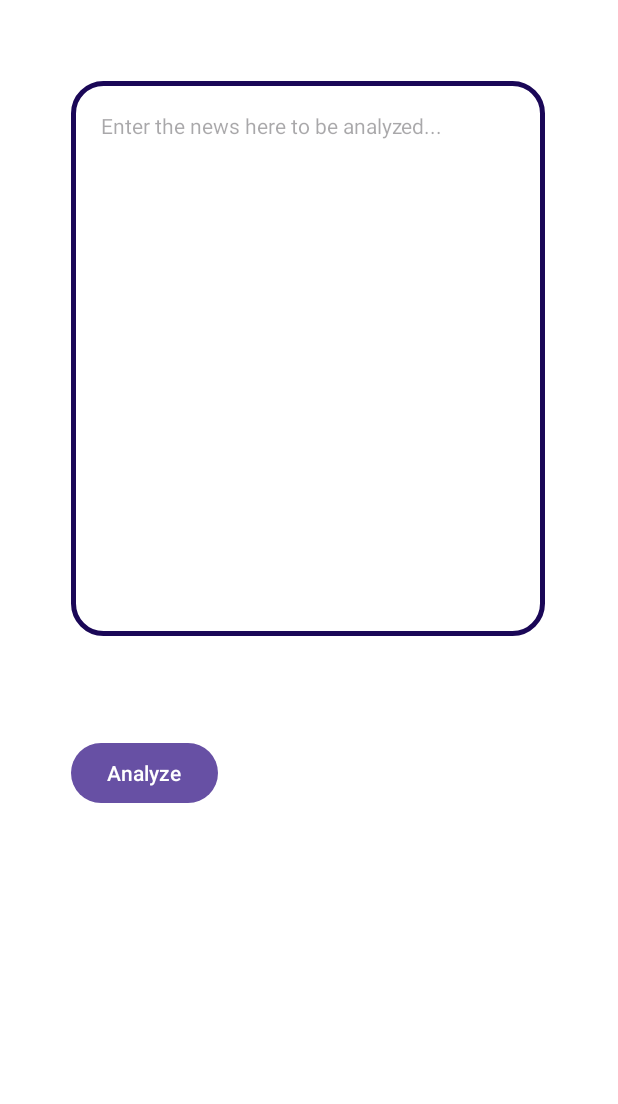
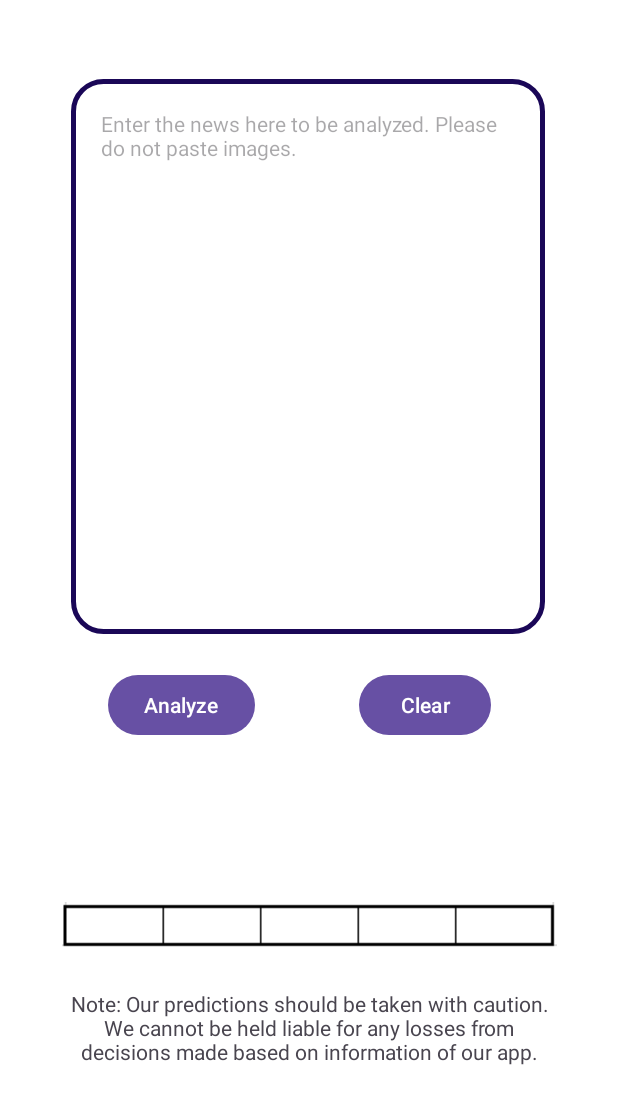
Before and after one commit to fdurmaz1/StockWise, an Android app: the layout fragment_news.xml on its own in the app's theme, with its tools: preview values and no code run, on a phone screen of 412 x 824 dp. Shown: the top 1104 px of the screen. Run offline under Robolectric (Android 15) with nearby library versions, the phone set to English and light mode, and no system bars; Roboto replaces fonts that are not available here.

Commit message:
Error branch

```diff
--- a/app/src/main/res/layout/fragment_news.xml
+++ b/app/src/main/res/layout/fragment_news.xml
@@ -8,6 +8,17 @@
     android:background="@color/white"
     tools:context=".NewsFragment">
 
+    <Button
+        android:id="@+id/btnAnalyze"
+        android:layout_width="wrap_content"
+        android:layout_height="wrap_content"
+        android:text="Analyze"
+        app:layout_constraintBottom_toBottomOf="parent"
+        app:layout_constraintEnd_toEndOf="parent"
+        app:layout_constraintHorizontal_bias="0.23"
+        app:layout_constraintStart_toStartOf="parent"
+        app:layout_constraintTop_toBottomOf="@+id/editTextInput"
+        app:layout_constraintVertical_bias="0.066" />
 
     <EditText
         android:id="@+id/editTextInput"
@@ -16,37 +27,78 @@
         android:layout_height="370dp"
         android:background="@drawable/rounded_search_view"
         android:ems="10"
-        android:hint="Enter the news here to be analyzed..."
-        android:queryHint="Enter the news here to be analyzed..."
         android:gravity="top|start"
+        android:hint="Enter the news here to be analyzed. Please do not paste images. "
         android:iconifiedByDefault="false"
         android:inputType="textMultiLine"
+        android:paddingLeft="20dp"
+        android:paddingTop="20dp"
+        android:paddingRight="20dp"
+        android:paddingBottom="20dp"
         android:queryBackground="@null"
+        android:queryHint="Enter the news here to be analyzed..."
         android:scrollbars="vertical"
-        android:paddingLeft="20dp"
-        android:paddingRight="20dp"
-        android:paddingTop="20dp"
-        android:paddingBottom="20dp"
 
         app:layout_constraintBottom_toBottomOf="parent"
         app:layout_constraintEnd_toEndOf="parent"
         app:layout_constraintHorizontal_bias="0.494"
         app:layout_constraintStart_toStartOf="parent"
         app:layout_constraintTop_toTopOf="parent"
-        app:layout_constraintVertical_bias="0.119"
+        app:layout_constraintVertical_bias="0.116"
         tools:ignore="SpeakableTextPresentCheck" />
 
-    <Button
-        android:id="@+id/btnAnalyze"
+    <TextView
+        android:id="@+id/txtSentimentMessage"
         android:layout_width="wrap_content"
         android:layout_height="wrap_content"
-        android:text="Analyze"
+        android:layout_marginBottom="96dp"
+        android:includeFontPadding="false"
+        android:textAlignment="center"
+        android:textSize="24sp"
+        android:textStyle="bold"
         app:layout_constraintBottom_toBottomOf="parent"
         app:layout_constraintEnd_toEndOf="parent"
-        app:layout_constraintHorizontal_bias="0.15"
+        app:layout_constraintHorizontal_bias="0.498"
         app:layout_constraintStart_toStartOf="parent"
         app:layout_constraintTop_toBottomOf="@+id/editTextInput"
-        app:layout_constraintVertical_bias="0.192" />
+        app:layout_constraintVertical_bias="0.446" />
+
+    <Button
+        android:id="@+id/btnClear"
+        android:layout_width="wrap_content"
+        android:layout_height="wrap_content"
+        android:layout_marginEnd="36dp"
+        android:text="Clear"
+        app:layout_constraintBottom_toBottomOf="parent"
+        app:layout_constraintEnd_toEndOf="parent"
+        app:layout_constraintHorizontal_bias="0.586"
+        app:layout_constraintStart_toEndOf="@+id/btnAnalyze"
+        app:layout_constraintTop_toBottomOf="@+id/editTextInput"
+        app:layout_constraintVertical_bias="0.066" />
+
+    <TextView
+        android:id="@+id/textView3"
+        android:layout_width="331dp"
+        android:layout_height="55dp"
+        android:text="Note: Our predictions should be taken with caution. We cannot be held liable for any losses from decisions made based on information of our app."
+        android:textAlignment="center"
+        app:layout_constraintBottom_toBottomOf="parent"
+        app:layout_constraintEnd_toEndOf="parent"
+        app:layout_constraintStart_toStartOf="parent"
+        app:layout_constraintTop_toBottomOf="@+id/imgSentimentBars"
+        app:layout_constraintVertical_bias="0.195" />
+
+    <ImageView
+        android:id="@+id/imgSentimentBars"
+        android:layout_width="wrap_content"
+        android:layout_height="wrap_content"
+        android:src="@drawable/emptybars"
+        app:layout_constraintBottom_toBottomOf="parent"
+        app:layout_constraintEnd_toEndOf="parent"
+        app:layout_constraintHorizontal_bias="0.506"
+        app:layout_constraintStart_toStartOf="parent"
+        app:layout_constraintTop_toBottomOf="@+id/txtSentimentMessage"
+        app:layout_constraintVertical_bias="0.121" />
 
 
 </androidx.constraintlayout.widget.ConstraintLayout>
--- a/build.gradle
+++ b/build.gradle
@@ -1,6 +1,6 @@
 // Top-level build file where you can add configuration options common to all sub-projects/modules.
 plugins {
-    id 'com.android.application' version '8.0.2' apply false
-    id 'com.android.library' version '8.0.2' apply false
+    id 'com.android.application' version '8.1.1' apply false
+    id 'com.android.library' version '8.1.1' apply false
     id 'com.chaquo.python' version '14.0.2' apply false
 }
```
Also changed, not shown: app/build.gradle (+7 -5 lines), app/src/main/java/com/example/stockwise/NewsFragment.java (+57 -9 lines), app/src/main/python/Paste File.txt (added, +2 -0 lines), app/src/main/res/drawable-v24/badbars.PNG (added), app/src/main/res/drawable-v24/emptybars.PNG (added), app/src/main/res/drawable-v24/goodbars.PNG (added), app/src/main/res/drawable-v24/neutralbars.PNG (added), app/src/main/res/drawable-v24/verybadbars.PNG (added), app/src/main/res/drawable-v24/verygoodbars.PNG (added), 4 other files.
